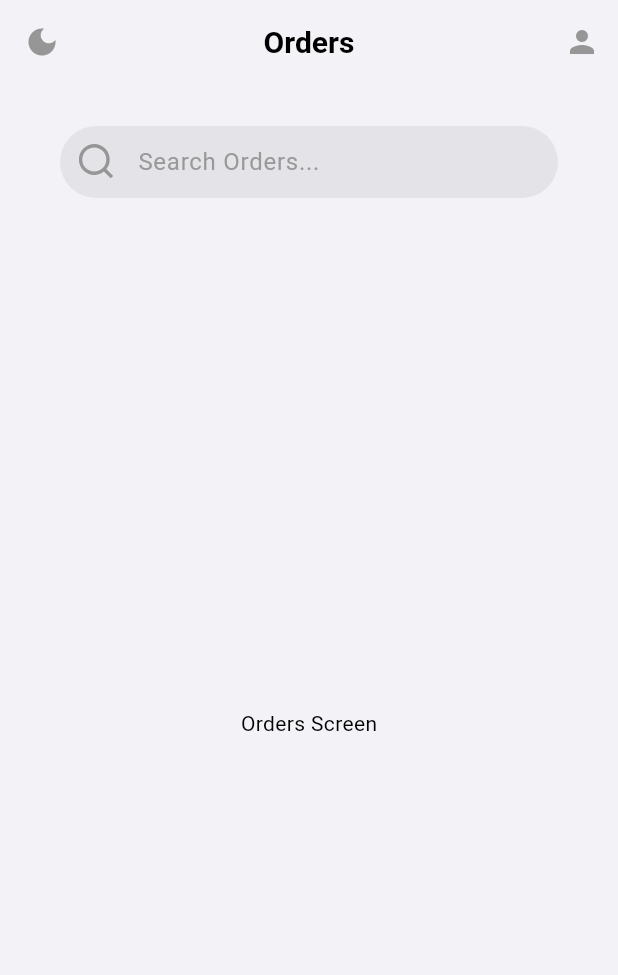
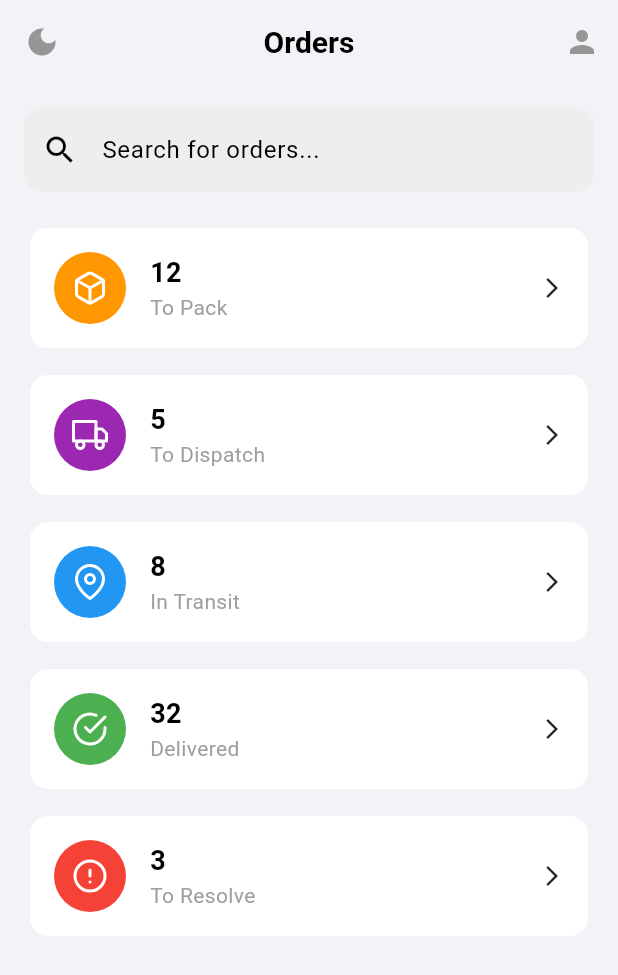
Before and after one commit to SimpliMinimalist/dozo, a Flutter app: the screen it shows after launch, on a phone screen of 412 x 824 dp. Shown: the top 975 px of the screen. Run offline on Flutter 3.47's test engine with Material 3 defaults, Android fonts, the phone set to English and light mode, and no system bars; our stand-ins replace flutter_svg.

Commit message:
feat: Implement order summary screen with theme toggle

```diff
--- a/lib/app.dart
+++ b/lib/app.dart
@@ -3,7 +3,7 @@ import 'package:provider/provider.dart';
 import 'package:myapp/core/services/theme_provider.dart';
 import 'package:myapp/core/themes/light_theme.dart';
 import 'package:myapp/core/themes/dark_theme.dart';
-import 'package:myapp/features/orders/presentation/views/orders_screen.dart';
+import 'package:myapp/features/orders/views/orders_screen.dart';
 
 class MyApp extends StatelessWidget {
   const MyApp({super.key});
@@ -18,27 +18,7 @@ class MyApp extends StatelessWidget {
           darkTheme: darkTheme,
           themeMode: themeProvider.themeMode,
           debugShowCheckedModeBanner: false,
-          home: Scaffold(
-            appBar: AppBar(
-              centerTitle: true,
-              title: const Text('Orders'),
-              leading: IconButton(
-                  icon: Icon(themeProvider.themeMode == ThemeMode.dark ? Icons.light_mode : Icons.dark_mode),
-                  onPressed: () => themeProvider.toggleTheme(),
-                  tooltip: 'Toggle Theme',
-                ),
-              actions: [
-                IconButton(
-                  icon: const Icon(Icons.person),
-                  onPressed: () {
-                    // Handle profile icon tap
-                  },
-                  tooltip: 'Profile',
-                ),
-              ],
-            ),
-            body: const OrdersScreen(),
-          ),
+          home: const OrdersScreen(),
         );
       },
     );
--- /dev/null
+++ b/lib/features/orders/views/orders_screen.dart
@@ -0,0 +1,80 @@
+import 'package:flutter/material.dart';
+import 'package:provider/provider.dart';
+import 'package:myapp/core/services/theme_provider.dart';
+import 'package:myapp/features/orders/widgets/order_summary_card.dart';
+import 'package:myapp/features/orders/widgets/search_bar.dart';
+
+class OrdersScreen extends StatelessWidget {
+  const OrdersScreen({super.key});
+
+  @override
+  Widget build(BuildContext context) {
+    final themeProvider = Provider.of<ThemeProvider>(context);
+    return Scaffold(
+      appBar: AppBar(
+        title: const Text('Orders'),
+        centerTitle: true,
+        leading: IconButton(
+          icon: Icon(themeProvider.themeMode == ThemeMode.dark ? Icons.light_mode : Icons.dark_mode),
+          onPressed: () => themeProvider.toggleTheme(),
+          tooltip: 'Toggle Theme',
+        ),
+        actions: [
+          IconButton(
+            icon: const Icon(Icons.person),
+            onPressed: () {},
+          ),
+        ],
+      ),
+      body: Padding(
+        padding: const EdgeInsets.all(16.0),
+        child: Column(
+          children: [
+            const SearchBarWidget(),
+            const SizedBox(height: 20),
+            Expanded(
+              child: ListView(
+                children: const [
+                  OrderSummaryCard(
+                    iconPath: 'assets/icons/box.svg',
+                    iconColor: Colors.orange,
+                    count: '12',
+                    title: 'To Pack',
+                  ),
+                  SizedBox(height: 10),
+                  OrderSummaryCard(
+                    iconPath: 'assets/icons/truck.svg',
+                    iconColor: Colors.purple,
+                    count: '5',
+                    title: 'To Dispatch',
+                  ),
+                  SizedBox(height: 10),
+                  OrderSummaryCard(
+                    iconPath: 'assets/icons/map-pin.svg',
+                    iconColor: Colors.blue,
+                    count: '8',
+                    title: 'In Transit',
+                  ),
+                  SizedBox(height: 10),
+                  OrderSummaryCard(
+                    iconPath: 'assets/icons/check-circle.svg',
+                    iconColor: Colors.green,
+                    count: '32',
+                    title: 'Delivered',
+                  ),
+                  SizedBox(height: 10),
+                  OrderSummaryCard(
+                    iconPath: 'assets/icons/alert-circle.svg',
+                    iconColor: Colors.red,
+                    count: '3',
+                    title: 'To Resolve',
+                  ),
+                ],
+              ),
+            ),
+          ],
+        ),
+      ),
+    );
+  }
+}
--- /dev/null
+++ b/lib/features/orders/widgets/order_summary_card.dart
@@ -0,0 +1,70 @@
+
+import 'package:flutter/material.dart';
+import 'package:flutter_svg/flutter_svg.dart';
+
+class OrderSummaryCard extends StatelessWidget {
+  const OrderSummaryCard({
+    super.key,
+    required this.iconPath,
+    required this.iconColor,
+    required this.count,
+    required this.title,
+  });
+
+  final String iconPath;
+  final Color iconColor;
+  final String count;
+  final String title;
+
+  @override
+  Widget build(BuildContext context) {
+    return Card(
+      elevation: 0,
+      shape: RoundedRectangleBorder(
+        borderRadius: BorderRadius.circular(12.0),
+      ),
+      child: Padding(
+        padding: const EdgeInsets.all(16.0),
+        child: Row(
+          children: [
+            Container(
+              padding: const EdgeInsets.all(12.0),
+              decoration: BoxDecoration(
+                color: iconColor,
+                shape: BoxShape.circle,
+              ),
+              child: SvgPicture.asset(
+                iconPath,
+                width: 24,
+                height: 24,
+                colorFilter: const ColorFilter.mode(Colors.white, BlendMode.srcIn),
+              ),
+            ),
+            const SizedBox(width: 16.0),
+            Column(
+              crossAxisAlignment: CrossAxisAlignment.start,
+              children: [
+                Text(
+                  count,
+                  style: const TextStyle(
+                    fontSize: 18.0,
+                    fontWeight: FontWeight.bold,
+                  ),
+                ),
+                Text(
+                  title,
+                  style: const TextStyle(
+                    fontSize: 14.0,
+                    color: Colors.grey,
+                  ),
+                ),
+              ],
+            ),
+            const Spacer(),
+            const Icon(Icons.arrow_forward_ios, size: 16.0),
+          ],
+        ),
+      ),
+    );
+  }
+}
--- /dev/null
+++ b/lib/features/orders/widgets/search_bar.dart
@@ -0,0 +1,23 @@
+import 'package:flutter/material.dart';
+
+class SearchBarWidget extends StatelessWidget {
+  const SearchBarWidget({super.key});
+
+  @override
+  Widget build(BuildContext context) {
+    return TextField(
+      decoration: InputDecoration(
+        hintText: 'Search for orders...',
+        prefixIcon: const Icon(Icons.search),
+        border: OutlineInputBorder(
+          borderRadius: BorderRadius.circular(12.0),
+          borderSide: BorderSide.none,
+        ),
+        filled: true,
+        fillColor: Theme.of(context).brightness == Brightness.dark
+            ? Colors.grey[800]
+            : Colors.grey[200],
+      ),
+    );
+  }
+}
```
Also changed, not shown: assets/icons/alert-circle.svg (added), assets/icons/box.svg (added), assets/icons/check-circle.svg (added), assets/icons/map-pin.svg (added), assets/icons/truck.svg (added), 1 other file.
